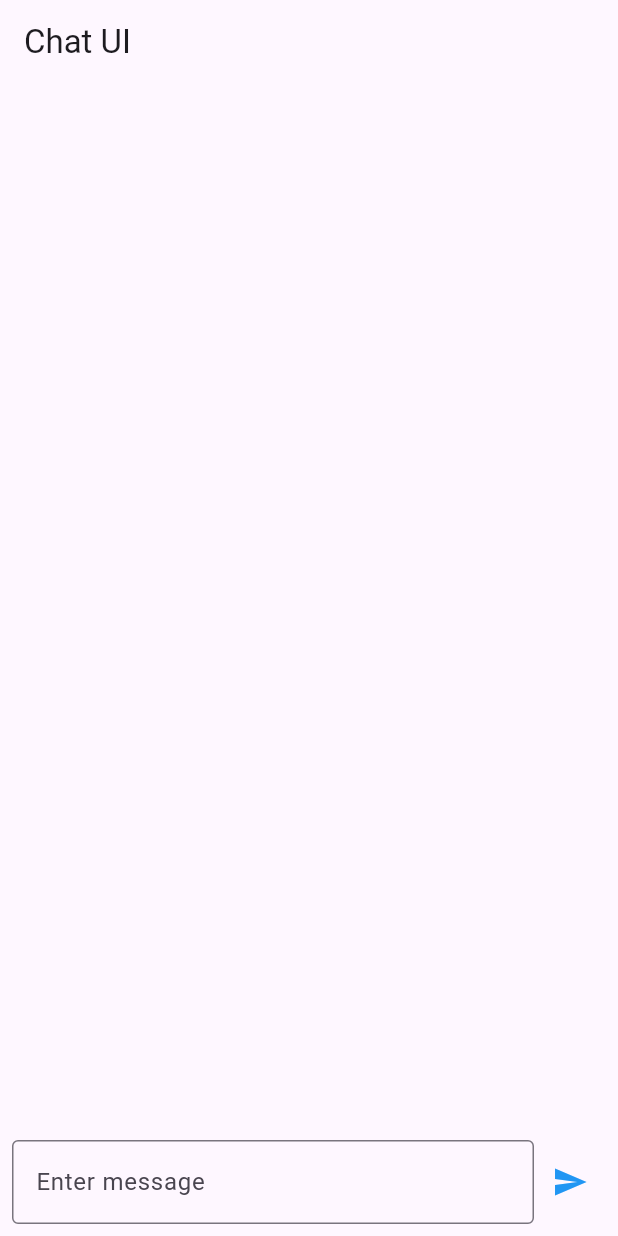
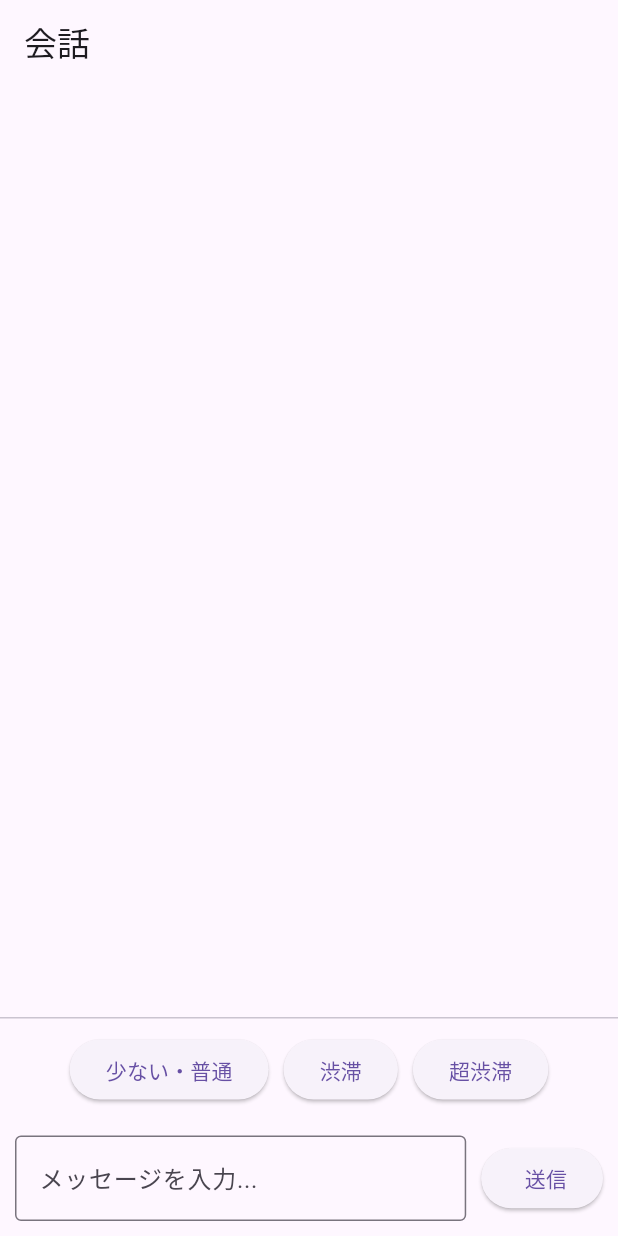
Before and after one commit to DIGIT-KITAQ-Flutter/team_kttn, a Flutter app: the screen it shows once a user with an empty profile is signed in, on a phone screen of 412 x 824 dp. Run offline on Flutter 3.47's test engine with Material 3 defaults, Android fonts, the phone set to English and light mode, and no system bars; our stand-ins replace firebase_auth, firebase_core; missing offline and left inert: firebase_ui_auth; accounts and stored records are empty.

Commit message:
add:chat UI

```diff
--- a/lib/chat/chat.dart
+++ b/lib/chat/chat.dart
@@ -1,83 +1,136 @@
 import 'package:flutter/material.dart';
 
 // void main() {
-//   runApp(ChatApp());
+//   runApp(const ChatApp());
 // }
 
 class ChatApp extends StatelessWidget {
+  const ChatApp({super.key});
+
   @override
   Widget build(BuildContext context) {
     return MaterialApp(
       debugShowCheckedModeBanner: false,
-      home: ChatScreen(),
+      title: 'Chat Choices',
+      theme: ThemeData(
+        primarySwatch: Colors.blue,
+      ),
+      home: const ChatScreen(),
     );
   }
 }
 
 class ChatScreen extends StatefulWidget {
+  const ChatScreen({super.key});
+
   @override
   _ChatScreenState createState() => _ChatScreenState();
 }
 
 class _ChatScreenState extends State<ChatScreen> {
-  final TextEditingController _controller = TextEditingController();
-  final List<String> _messages = [];
+  List<String> messages = [];
+  List<String> choices = ["少ない・普通", "渋滞", "超渋滞"];
+  final TextEditingController _textController = TextEditingController();
+  final ScrollController _scrollController = ScrollController();
+
+  void _handleChoice(String choice) {
+    setState(() {
+      messages.add("$choice");
+    });
+    _scrollToBottom();
+  }
 
   void _sendMessage() {
-    if (_controller.text.isNotEmpty) {
-      setState(() {
-        _messages.insert(0, _controller.text);
-        _controller.clear();
-      });
-    }
+    if (_textController.text.isEmpty) return;
+
+    setState(() {
+      messages.add("${_textController.text}");
+    });
+
+    _textController.clear();
+    _scrollToBottom();
+  }
+
+  void _scrollToBottom() {
+    Future.delayed(const Duration(milliseconds: 100), () {
+      _scrollController.animateTo(
+        _scrollController.position.maxScrollExtent,
+        duration: const Duration(milliseconds: 300),
+        curve: Curves.easeOut,
+      );
+    });
   }
 
   @override
   Widget build(BuildContext context) {
     return Scaffold(
-      appBar: AppBar(title: Text("Chat UI")),
+      appBar: AppBar(title: const Text("会話")),
       body: Column(
         children: [
           Expanded(
             child: ListView.builder(
-              reverse: true,
-              itemCount: _messages.length,
+              controller: _scrollController,
+              padding: const EdgeInsets.all(10),
+              itemCount: messages.length,
               itemBuilder: (context, index) {
                 return Align(
-                  alignment: Alignment.centerRight,
+                  alignment: messages[index].startsWith("あなた")
+                      ? Alignment.centerRight
+                      : Alignment.centerLeft,
                   child: Container(
-                    margin: EdgeInsets.symmetric(vertical: 5, horizontal: 10),
-                    padding: EdgeInsets.all(10),
+                    margin: const EdgeInsets.symmetric(vertical: 5),
+                    padding: const EdgeInsets.all(10),
                     decoration: BoxDecoration(
-                      color: Colors.blue,
+                      color: messages[index].startsWith("あなた")
+                          ? Colors.blue[200]
+                          : Colors.grey[300],
                       borderRadius: BorderRadius.circular(10),
                     ),
-                    child: Text(
-                      _messages[index],
-                      style: TextStyle(color: Colors.white),
-                    ),
+                    child: Text(messages[index]),
                   ),
                 );
               },
             ),
           ),
+          const Divider(height: 1),
           Padding(
-            padding: const EdgeInsets.all(8.0),
+            padding: const EdgeInsets.all(10),
+            child: Wrap(
+              alignment: WrapAlignment.center,
+              spacing: 10,
+              children: choices.map((choice) {
+                return ElevatedButton(
+                  onPressed: () => _handleChoice(choice),
+                  child: Text(choice),
+                );
+              }).toList(),
+            ),
+          ),
+          Padding(
+            padding: const EdgeInsets.all(10),
             child: Row(
               children: [
                 Expanded(
                   child: TextField(
-                    controller: _controller,
-                    decoration: InputDecoration(
-                      hintText: "Enter message",
+                    controller: _textController,
+                    decoration: const InputDecoration(
+                      hintText: "メッセージを入力...",
                       border: OutlineInputBorder(),
                     ),
+                    onSubmitted: (_) => _sendMessage(),
                   ),
                 ),
-                IconButton(
-                  icon: Icon(Icons.send, color: Colors.blue),
-                  onPressed: _sendMessage,
-                ),
+                const SizedBox(width: 10),
+ElevatedButton(
+  onPressed: _sendMessage,
+  child: const Row(
+    mainAxisSize: MainAxisSize.min,
+    children: [
+      SizedBox(width: 5),
+      Text("送信"), // テキスト
+    ],
+  ),
+),
               ],
             ),
           ),
--- a/lib/login/auth_gate.dart
+++ b/lib/login/auth_gate.dart
@@ -1,5 +1,4 @@
 import 'package:digit_kttn/chat/chat.dart';
-import 'package:digit_kttn/main.dart';
 import 'package:firebase_auth/firebase_auth.dart' hide EmailAuthProvider;
 import 'package:firebase_ui_auth/firebase_ui_auth.dart';
 import 'package:flutter/material.dart';
```
